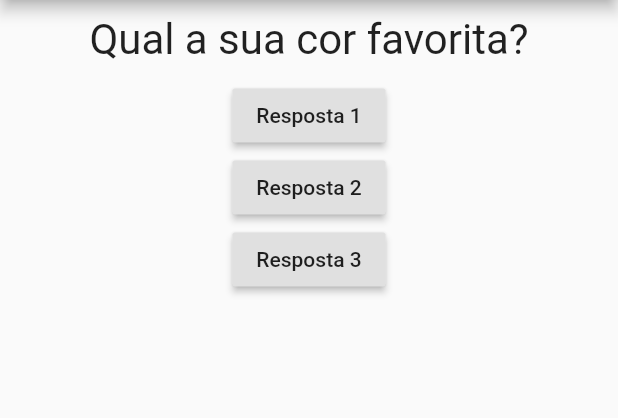
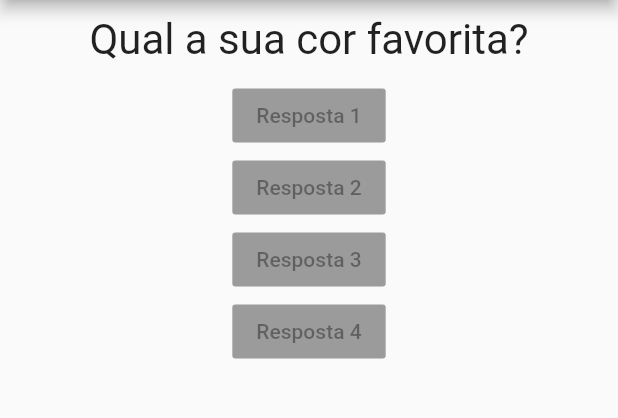
Before and after one commit to romildojpaiter/projeto_perguntas, a Flutter app: the screen it shows after launch, on a phone screen of 412 x 824 dp, the part 84-502 px from its top. Run offline on Flutter 3.47's test engine with Material 2 defaults, Android fonts, the phone set to English and light mode, and no system bars.

Commit message:
Criação do componente de Resposta

```diff
--- a/lib/main.dart
+++ b/lib/main.dart
@@ -1,5 +1,6 @@
 import 'package:flutter/material.dart';
 import './questao.dart';
+import './resposta.dart';
 
 main() => runApp(PerguntaApp());
 
@@ -33,18 +34,10 @@ class _PerguntaAppState extends State<PerguntaApp> {
         body: Column(
           children: [
             Questao(perguntas[_perguntaSelecionada]),
-            RaisedButton(
-              child: Text('Resposta 1'),
-              onPressed: () => responder(),
-            ),
-            RaisedButton(
-              child: Text('Resposta 2'),
-              onPressed: responder,
-            ),
-            RaisedButton(
-              child: Text('Resposta 3'),
-              onPressed: responder,
-            ),
+            Resposta('Resposta 1'),
+            Resposta('Resposta 2'),
+            Resposta('Resposta 3'),
+            Resposta('Resposta 4')
           ],
         ),
       ),
--- /dev/null
+++ b/lib/resposta.dart
@@ -0,0 +1,15 @@
+import 'package:flutter/material.dart';
+
+class Resposta extends StatelessWidget {
+  final String resposta;
+
+  Resposta(this.resposta);
+
+  @override
+  Widget build(BuildContext context) {
+    return RaisedButton(
+      child: Text(this.resposta),
+      onPressed: null,
+    );
+  }
+}
```
